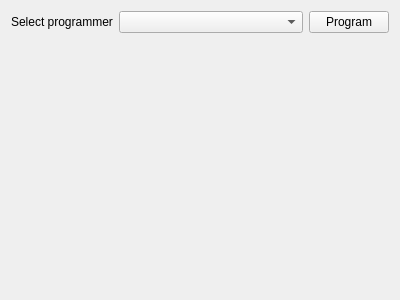
JerryAZR/cuteFPGA, file programmer.ui: the form before one commit.
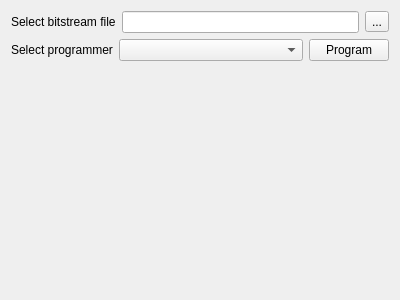
The form after the commit. Icons and pictures are not drawn.

Commit message: Add webFPGA and IceStorm programmer

```diff
--- a/programmer.ui
+++ b/programmer.ui
@@ -14,6 +14,31 @@
    <string>Form</string>
   </property>
   <layout class="QVBoxLayout" name="verticalLayout">
+   <item>
+    <layout class="QHBoxLayout" name="horizontalLayout_2">
+     <item>
+      <widget class="QLabel" name="label_2">
+       <property name="text">
+        <string>Select bitstream file</string>
+       </property>
+      </widget>
+     </item>
+     <item>
+      <widget class="QLineEdit" name="binLine"/>
+     </item>
+     <item>
+      <widget class="QToolButton" name="binBtn">
+       <property name="text">
+        <string>...</string>
+       </property>
+       <property name="icon">
+        <iconset resource="data.qrc">
+         <normaloff>:/icons/folder-open.svg</normaloff>:/icons/folder-open.svg</iconset>
+       </property>
+      </widget>
+     </item>
+    </layout>
+   </item>
    <item>
     <layout class="QHBoxLayout" name="horizontalLayout">
      <item>
```
Left out of the diff: 4 changed lines with no effect on the pictures. The commit also changes 7 other files.
